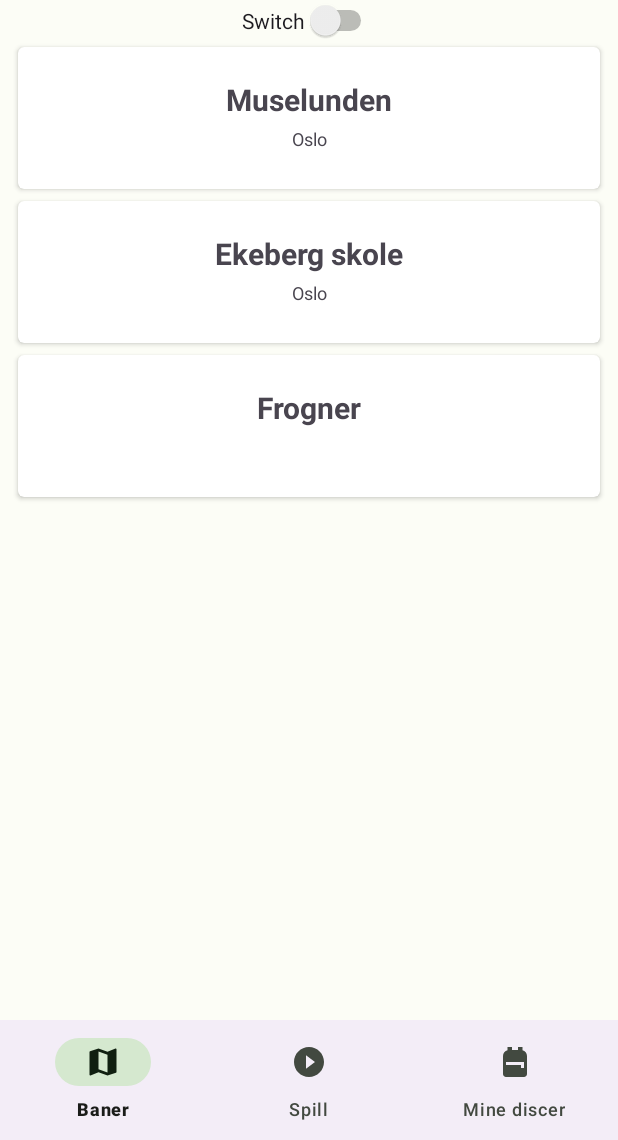
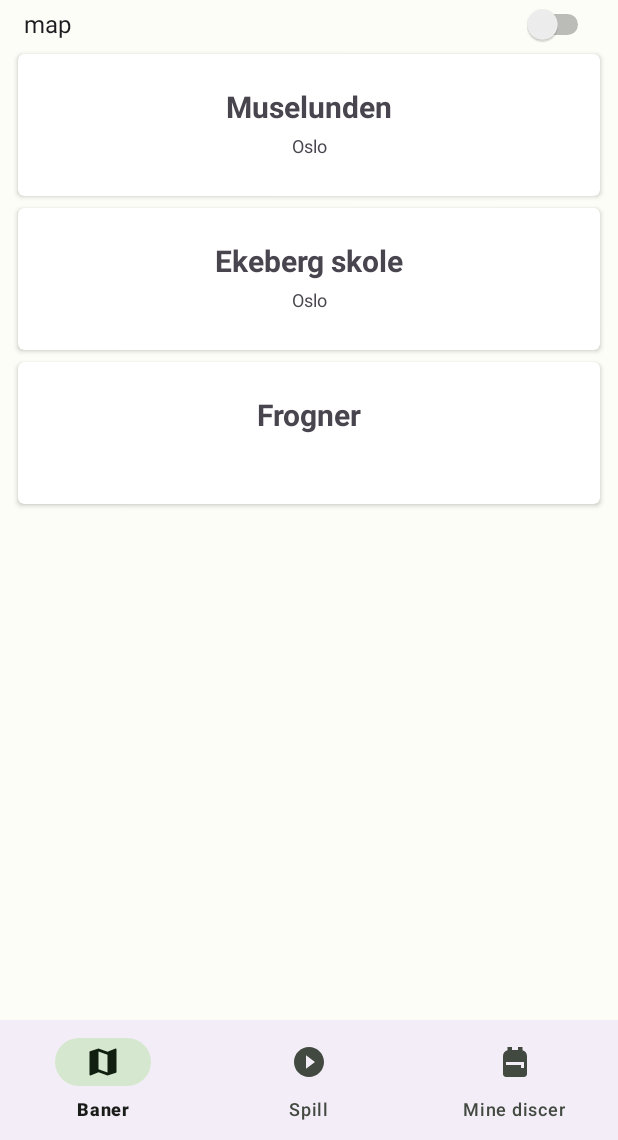
Before and after one commit to vetlewj/DiscgolfApp, an Android app: the screen it shows after launch (MainActivity), on a phone screen of 412 x 824 dp, the part 96-1236 px from its top. Run offline under Robolectric (Android 15) with nearby library versions, the phone set to English and light mode, and no system bars; our stand-ins replace navigation-ui.

Commit message:
added a new maps fragment

```diff
--- a/app/src/main/java/no/hiof/discgolfapp/CoursesOverviewListFragment.kt
+++ b/app/src/main/java/no/hiof/discgolfapp/CoursesOverviewListFragment.kt
@@ -32,6 +32,9 @@ class CoursesOverviewListFragment : Fragment() {
         val binding = FragmentCoursesOverviewListBinding.bind(view)
         fragmentBinding = binding
 
+        binding.coursesOverviewListMapSwitch.setOnCheckedChangeListener {
+                compoundButton, b -> Toast.makeText(view.context, " clicked", Toast.LENGTH_SHORT).show()   }
+
         binding.courseRecyclerView.adapter = CourseRecyclerAdapter(Course.getCourses(), View.OnClickListener {
             val position = binding.courseRecyclerView.getChildAdapterPosition(it)
 
--- a/app/src/main/res/layout/fragment_courses_overview_list.xml
+++ b/app/src/main/res/layout/fragment_courses_overview_list.xml
@@ -17,14 +17,19 @@ tools:context=".CoursesOverviewListFragment">
         app:layout_constraintEnd_toEndOf="parent"
         app:layout_constraintHorizontal_bias="1.0"
         app:layout_constraintStart_toStartOf="parent"
-        app:layout_constraintTop_toBottomOf="@+id/switch1"
+        app:layout_constraintTop_toBottomOf="@+id/coursesOverviewListMapSwitch"
         app:layout_constraintVertical_bias="0.0" />
 
     <Switch
-        android:id="@+id/switch1"
-        android:layout_width="wrap_content"
+        android:id="@+id/coursesOverviewListMapSwitch"
+        android:layout_width="0dp"
         android:layout_height="wrap_content"
-        android:text="Switch"
+        android:layout_marginStart="16dp"
+        android:layout_marginEnd="16dp"
+        android:minHeight="32dp"
+        android:text="@string/map_switch"
+        android:textSize="16sp"
+        app:layout_constraintBottom_toTopOf="@+id/courseRecyclerView"
         app:layout_constraintEnd_toEndOf="parent"
         app:layout_constraintStart_toStartOf="parent"
         app:layout_constraintTop_toTopOf="parent" />
--- a/app/src/main/res/navigation/mobile_navigation.xml
+++ b/app/src/main/res/navigation/mobile_navigation.xml
@@ -90,4 +90,9 @@
             app:argType="integer"
             android:defaultValue="1" />
     </fragment>
+    <fragment
+        android:id="@+id/coursesMapFragment"
+        android:name="no.hiof.discgolfapp.CoursesMapFragment"
+        android:label="fragment_courses_map"
+        tools:layout="@layout/fragment_courses_map" />
 </navigation>
--- a/app/src/main/res/values/strings.xml
+++ b/app/src/main/res/values/strings.xml
@@ -60,6 +60,7 @@
     <string name="par_description">Par</string>
     <string name="score_description">Score</string>
     <string name="hole_number_description">Hull</string>
+    <string name="map_switch">map</string>
 
 
 </resources>
```
Also changed, not shown: app/src/main/java/no/hiof/discgolfapp/CoursesMapFragment.kt (added, +23 -0 lines), app/src/main/res/layout/fragment_courses_map.xml (added, +14 -0 lines).
